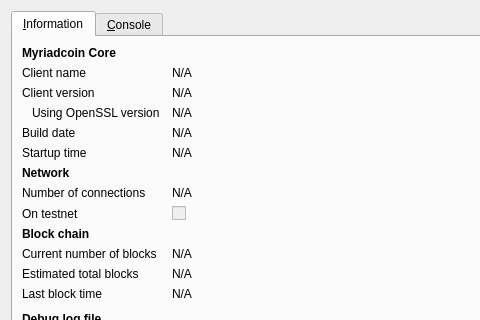
This is src/qt/forms/rpcconsole.ui in digibyte/digibyte as Qt 5 draws it before an edit; both pictures show x 0 to 480 and y 0 to 320 of the 740 by 450 pixel window. The edited form follows.
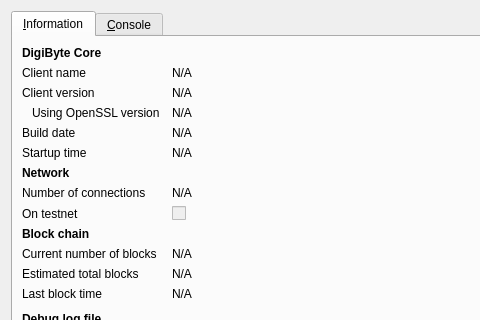
This is the edited form. Icons and pictures are not drawn.

```diff
--- a/src/qt/forms/rpcconsole.ui
+++ b/src/qt/forms/rpcconsole.ui
@@ -36,7 +36,7 @@
           </font>
          </property>
          <property name="text">
-          <string>Myriadcoin Core</string>
+          <string>DigiByte Core</string>
          </property>
         </widget>
        </item>
```
Left out of the diff: 6 changed lines with no effect on the pictures.
